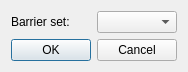
Qt form src/Ui/DialogChooseBarrierSet.ui (nohal/qtVlm) before a commit.
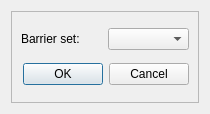
The same form after that commit.

```diff
--- a/src/Ui/DialogChooseBarrierSet.ui
+++ b/src/Ui/DialogChooseBarrierSet.ui
@@ -6,8 +6,8 @@
    <rect>
     <x>0</x>
     <y>0</y>
-    <width>164</width>
-    <height>62</height>
+    <width>210</width>
+    <height>114</height>
    </rect>
   </property>
   <property name="windowTitle">
@@ -15,6 +15,21 @@
   </property>
   <layout class="QVBoxLayout" name="verticalLayout">
    <item>
+    <widget class="QScrollArea" name="scrollArea">
+     <property name="widgetResizable">
+      <bool>true</bool>
+     </property>
+     <widget class="QWidget" name="scrollAreaWidgetContents">
+      <property name="geometry">
+       <rect>
+        <x>0</x>
+        <y>0</y>
+        <width>190</width>
+        <height>94</height>
+       </rect>
+      </property>
+      <layout class="QVBoxLayout" name="verticalLayout_2">
+       <item>
     <layout class="QHBoxLayout" name="horizontalLayout">
      <item>
       <widget class="QLabel" name="label">
@@ -36,6 +51,10 @@
      <property name="standardButtons">
       <set>QDialogButtonBox::Cancel|QDialogButtonBox::Ok</set>
      </property>
+        </widget>
+       </item>
+      </layout>
+     </widget>
     </widget>
    </item>
   </layout>
```
Lines whose indentation alone changed are shown as unchanged.
